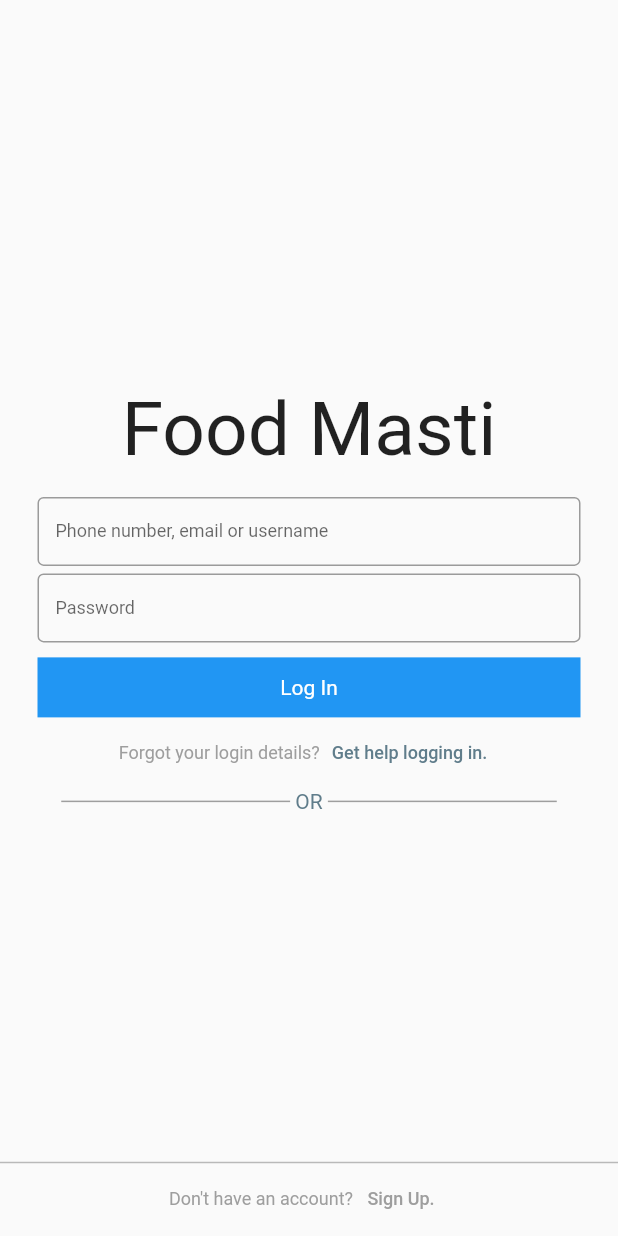
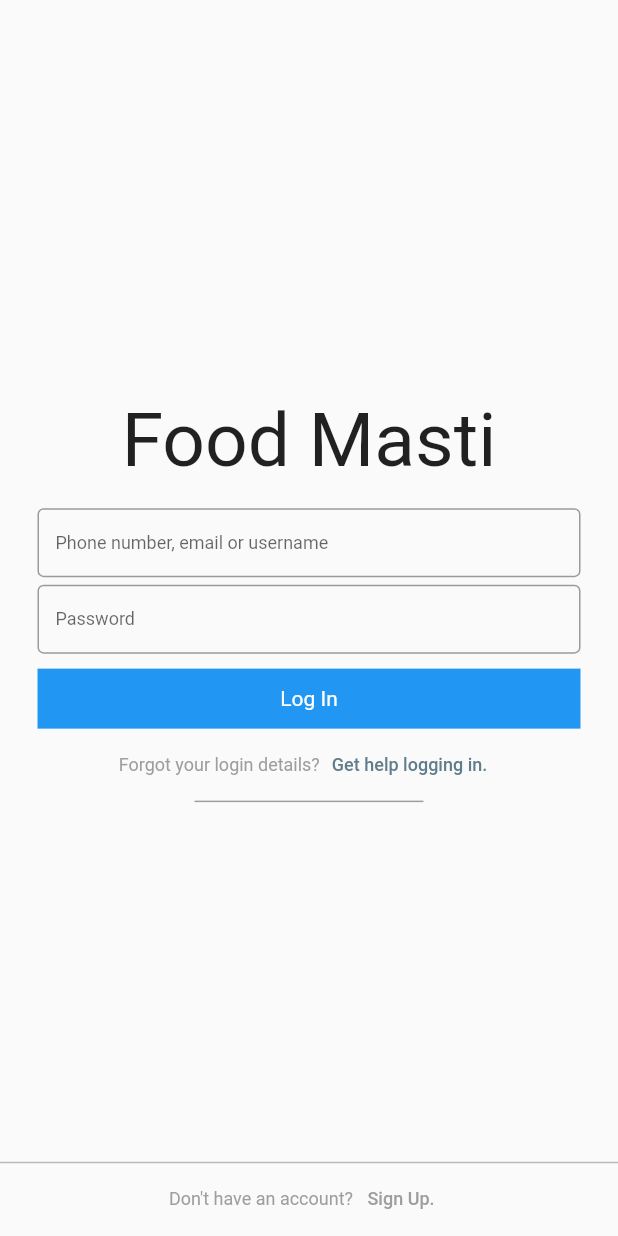
Before and after one commit to NishantSinghal19/food-canteen, a Flutter app: the screen it shows after launch, on a phone screen of 412 x 824 dp. Run offline on Flutter 3.47's test engine with Material 2 defaults, Android fonts, the light colour scheme and no system bars; our stand-ins replace cloud_firestore, firebase_auth, firebase_core, shared_preferences; accounts and stored records are empty; Roboto replaces fonts that are missing (Billabong).

Commit message:
small fixes

```diff
--- a/lib/screens/login_screen.dart
+++ b/lib/screens/login_screen.dart
@@ -167,7 +167,10 @@ class _LoginScreenState extends State<LoginScreen> {
                       Container(
                         child: TextButton(
                           onPressed: () =>
-                              Navigator.pushNamed(context, Routes.signup),
+                              Navigator.pushReplacement(context,
+                                  MaterialPageRoute(builder: (context) {
+                                return SignupScreen();
+                              }) ),
                           child: Text('Sign Up.', style: _textStyleGrey),
                         ),
                       ),
@@ -221,15 +224,6 @@ class _LoginScreenState extends State<LoginScreen> {
                 width: MediaQuery.of(context).size.width / 2.7,
                 color: Colors.grey,
                 child: ListTile(),
-              ),
-              Text(
-                ' OR ',
-                style: TextStyle(color: Colors.blueGrey),
-              ),
-              Container(
-                height: 1.0,
-                width: MediaQuery.of(context).size.width / 2.7,
-                color: Colors.grey,
               ),
             ],
           ),
--- a/lib/screens/signup_screen.dart
+++ b/lib/screens/signup_screen.dart
@@ -1,4 +1,5 @@
 import 'package:flutter/material.dart';
+import 'package:food_canteen/screens/login_screen.dart';
 
 import '../services/auth_methods.dart';
 import '../utils/utils.dart';
@@ -130,7 +131,7 @@ class _SignupScreenState extends State<SignupScreen> {
                       color: Colors.blue,
                       padding: EdgeInsets.symmetric(horizontal: 50),
                       child: TextButton(
-                        onPressed: () => Navigator.pop(context),
+                        onPressed: () => Navigator.pushReplacement(context, MaterialPageRoute(builder: (context)=>LoginScreen())),
                         child: Text(
                           'Back to Login',
                           style: TextStyle(
```
Also changed, not shown: lib/screens/cart_screen.dart (+6 -1 lines).
